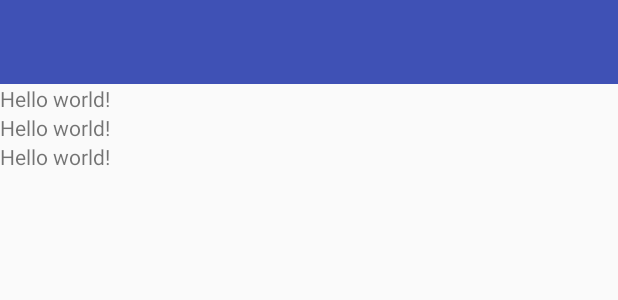
After one commit to tiagommferreira/BandMe, an Android app: the layout activity_band.xml on its own in the app's theme, with its tools: preview values and no code run, on a phone screen of 412 x 824 dp. The commit adds this screen. Shown: the top 300 px of the screen. Run offline under Robolectric (Android 15) with nearby library versions, the phone set to English and light mode, and no system bars; network calls fail.

Commit message:
Added BandActivity that queries the Spotify API for a certain band

```diff
--- a/app/build.gradle
+++ b/app/build.gradle
@@ -23,4 +23,5 @@ dependencies {
     compile fileTree(dir: 'libs', include: ['*.jar'])
     compile 'com.android.support:appcompat-v7:22.1.+'
     compile 'com.android.support:recyclerview-v7:21.0.+'
+    compile 'com.mcxiaoke.volley:library:1.0.+'
 }
--- a/app/src/main/java/ui/band/me/DrawerRecyclerAdapter.java
+++ b/app/src/main/java/ui/band/me/adapters/DrawerRecyclerAdapter.java
@@ -1,4 +1,4 @@
-package ui.band.me;
+package ui.band.me.adapters;
 
 import android.content.Context;
 import android.support.v7.widget.RecyclerView;
@@ -10,6 +10,9 @@ import android.widget.TextView;
 
 import java.util.Collections;
 import java.util.List;
+
+import ui.band.me.R;
+import ui.band.me.extras.DrawerItemInfo;
 
 /**
  * Created by Tiago on 26/04/2015.
--- a/app/src/main/java/ui/band/me/DrawerItemInfo.java
+++ b/app/src/main/java/ui/band/me/extras/DrawerItemInfo.java
@@ -1,9 +1,9 @@
-package ui.band.me;
+package ui.band.me.extras;
 
 /**
  * Created by Tiago on 26/04/2015.
  */
 public class DrawerItemInfo {
-    int iconId;
-    String title;
+    public int iconId;
+    public String title;
 }
--- a/app/src/main/java/ui/band/me/NavigationDrawerFragment.java
+++ b/app/src/main/java/ui/band/me/fragments/NavigationDrawerFragment.java
@@ -1,4 +1,4 @@
-package ui.band.me;
+package ui.band.me.fragments;
 
 
 import android.content.Context;
@@ -19,6 +19,10 @@ import android.view.ViewGroup;
 
 import java.util.ArrayList;
 import java.util.List;
+
+import ui.band.me.R;
+import ui.band.me.adapters.DrawerRecyclerAdapter;
+import ui.band.me.extras.DrawerItemInfo;
 
 
 /**
--- /dev/null
+++ b/app/src/main/res/layout/activity_band.xml
@@ -0,0 +1,32 @@
+<RelativeLayout xmlns:android="http://schemas.android.com/apk/res/android"
+    xmlns:tools="http://schemas.android.com/tools"
+    android:layout_width="match_parent"
+    android:layout_height="match_parent"
+    tools:context="com.example.tiago.moviesearchermaterialdesign.SubActivity">
+
+    <include
+        android:id="@+id/app_bar"
+        layout="@layout/app_bar" />
+
+    <TextView
+        android:id="@+id/bandName"
+        android:layout_width="wrap_content"
+        android:layout_height="wrap_content"
+        android:layout_below="@+id/app_bar"
+        android:text="@string/hello_world" />
+
+    <TextView
+        android:id="@+id/bandGenres"
+        android:layout_width="wrap_content"
+        android:layout_height="wrap_content"
+        android:layout_below="@+id/bandName"
+        android:text="@string/hello_world" />
+
+    <TextView
+        android:id="@+id/bandPopularity"
+        android:layout_width="wrap_content"
+        android:layout_height="wrap_content"
+        android:layout_below="@+id/bandGenres"
+        android:text="@string/hello_world" />
+
+</RelativeLayout>
--- a/app/src/main/res/layout/fragment_navigation_drawer.xml
+++ b/app/src/main/res/layout/fragment_navigation_drawer.xml
@@ -3,7 +3,7 @@
     android:layout_width="match_parent"
     android:layout_height="match_parent"
     android:background="#EEE"
-    tools:context="ui.band.me.NavigationDrawerFragment">
+    tools:context="ui.band.me.fragments.NavigationDrawerFragment">
 
     <LinearLayout
         android:id="@+id/containerDrawerImage"
--- /dev/null
+++ b/app/src/main/res/menu/menu_band.xml
@@ -0,0 +1,5 @@
+<menu xmlns:android="http://schemas.android.com/apk/res/android"
+    xmlns:app="http://schemas.android.com/apk/res-auto">
+    <item android:id="@+id/action_settings" android:title="@string/action_settings"
+        android:orderInCategory="100" app:showAsAction="never" />
+</menu>
--- a/app/src/main/res/values/strings.xml
+++ b/app/src/main/res/values/strings.xml
@@ -9,5 +9,6 @@
 
     <string name="drawer_open">Open</string>
     <string name="drawer_close">Close</string>
+    <string name="title_activity_band">BandActivity</string>
 
 </resources>
```
Also changed, not shown: app/src/main/AndroidManifest.xml (+10 -1 lines), app/src/main/java/ui/band/me/API/APICallerSingleton.java (added, +56 -0 lines), app/src/main/java/ui/band/me/BandMeApplication.java (added, +25 -0 lines), app/src/main/java/ui/band/me/activities/BandActivity.java (added, +141 -0 lines), app/src/main/java/ui/band/me/activities/MainActivity.java (renamed from app/src/main/java/ui/band/me/MainActivity.java, +43 -2 lines), app/src/main/java/ui/band/me/extras/Band.java (added, +27 -0 lines), app/src/main/java/ui/band/me/extras/Keys.java (added, +18 -0 lines), app/src/main/res/layout/activity_main.xml (+5 -4 lines), 1 other file.
